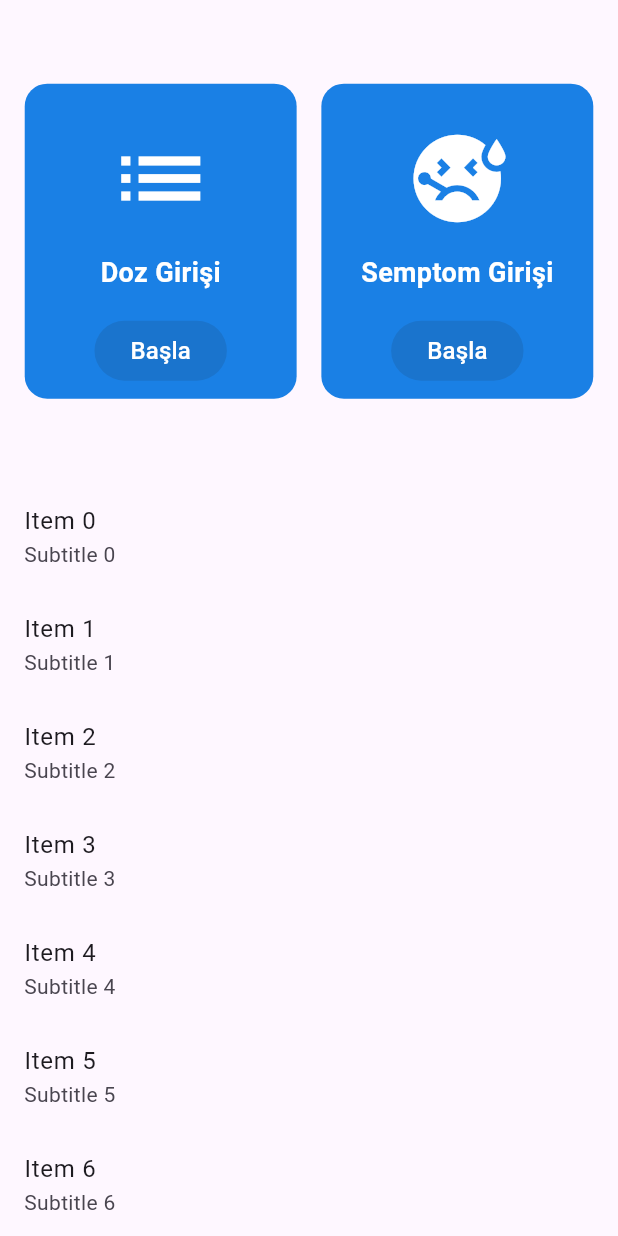
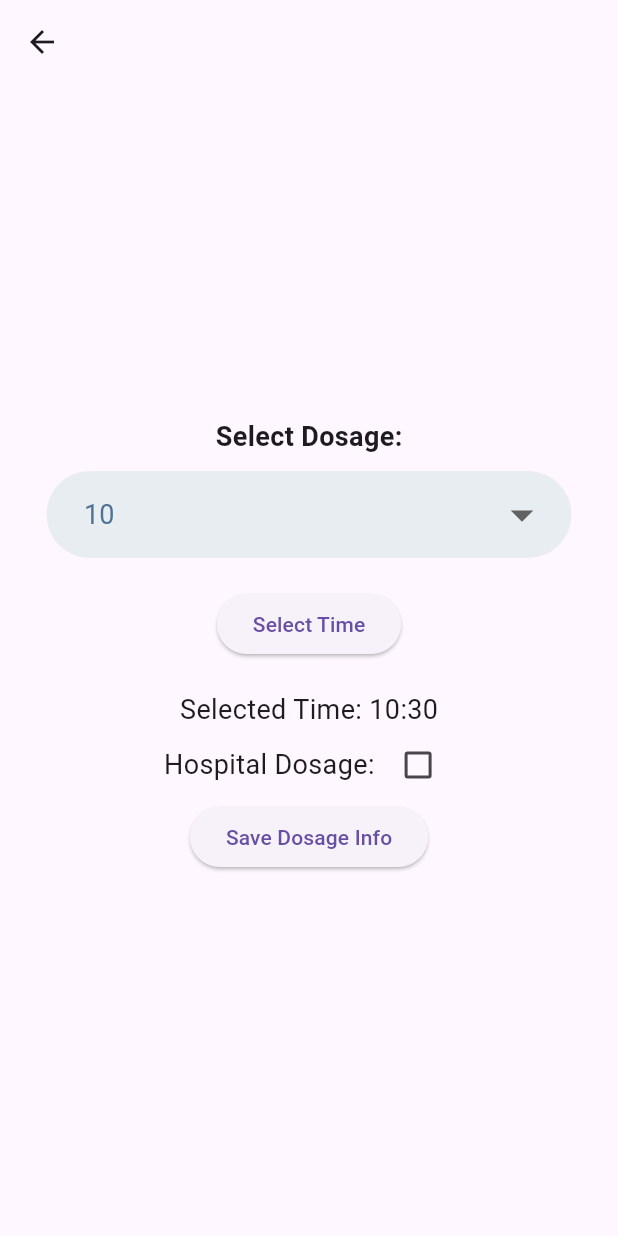
Before and after one commit to KeremTamirci/ImmunotherapyApp, a Flutter app: the DosageAndSymptomPage screen opened directly, after a tap on "Doz Girişi", on a phone screen of 412 x 824 dp. Run offline on Flutter 3.47's test engine with Material 3 defaults, Android fonts, the phone set to English and light mode, and no system bars; our stand-ins replace cloud_firestore, firebase_auth, firebase_core, firebase_messaging, fl_chart, flutter_local_notifications; missing offline and left inert: flutter_material_pickers; accounts and stored records are empty.

Commit message:
Colors complete I guess and Filename change

```diff
--- a/immunotheraphy_app/lib/patient/screens/dosage_and_symptom_page.dart
+++ b/immunotheraphy_app/lib/patient/screens/dosage_and_symptom_page.dart
@@ -1,4 +1,5 @@
 import 'package:flutter/material.dart';
+import 'package:immunotheraphy_app/patient/screens/dose_intake_page.dart';
 import 'package:immunotheraphy_app/utils/color_utils.dart';
 
 class DosageAndSymptomPage extends StatefulWidget {
@@ -30,10 +31,20 @@ class _DosageAndSymptomPageState extends State<DosageAndSymptomPage> {
                   onTap: () {
                     // Add your onTap logic for Box 1 here
                     print('Box 1 tapped');
+                    Navigator.push(
+                        context,
+                        MaterialPageRoute(
+                          builder: (context) => const DoseIntakePage(),
+                        ));
                   },
                   icon: Icons.list,
                   // color: hexStringToColor("34C759"),
-                  color: hexStringToColor("1A80E5"),
+                  // color: hexStringToColor("1A80E5"), 18C872
+                  color: hexStringToColor("3DED97"),
+                  linearGradient: LinearGradient(colors: [
+                    hexStringToColor("3DED97"),
+                    hexStringToColor("18C872")
+                  ], begin: Alignment.topCenter, end: Alignment.bottomCenter),
                 ),
                 InformationBox(
                   title: 'Semptom Girişi',
@@ -43,6 +54,10 @@ class _DosageAndSymptomPageState extends State<DosageAndSymptomPage> {
                   },
                   icon: Icons.sick,
                   color: hexStringToColor("1A80E5"),
+                  linearGradient: LinearGradient(colors: [
+                    hexStringToColor("3FA5FF"),
+                    hexStringToColor("1A80E5")
+                  ], begin: Alignment.topCenter, end: Alignment.bottomCenter),
                   // color: hexStringToColor("D90429"),
                 ),
               ],
@@ -89,6 +104,7 @@ class InformationBox extends StatelessWidget {
   final String title;
   final IconData icon;
   final Color color;
+  final LinearGradient linearGradient;
   final void Function()? onTap;
 
   const InformationBox({
@@ -97,6 +113,7 @@ class InformationBox extends StatelessWidget {
     required this.icon,
     required this.color,
     required this.onTap,
+    required this.linearGradient,
   });
 
   @override
@@ -107,6 +124,7 @@ class InformationBox extends StatelessWidget {
         width: MediaQuery.of(context).size.width * 0.44,
         height: 210,
         decoration: BoxDecoration(
+          gradient: linearGradient,
           color: color,
           borderRadius: BorderRadius.circular(15),
         ),
--- a/immunotheraphy_app/lib/patient/screens/home_page.dart
+++ b/immunotheraphy_app/lib/patient/screens/dose_intake_page.dart
@@ -4,14 +4,14 @@ import 'package:flutter_material_pickers/flutter_material_pickers.dart';
 import 'package:immunotheraphy_app/patient/utils/database_controller.dart';
 import 'package:immunotheraphy_app/utils/color_utils.dart';
 
-class HomePage extends StatefulWidget {
-  const HomePage({Key? key}) : super(key: key);
+class DoseIntakePage extends StatefulWidget {
+  const DoseIntakePage({Key? key}) : super(key: key);
 
   @override
-  State<HomePage> createState() => HomePageState();
+  State<DoseIntakePage> createState() => DoseIntakePageState();
 }
 
-class HomePageState extends State<HomePage> {
+class DoseIntakePageState extends State<DoseIntakePage> {
   int _selectedItem = 10; // Initial value for dropdown
   TimeOfDay _selectedTime = TimeOfDay.now(); // Initial value for time picker
   bool _isHospitalDosage = false; // Initial value for hospital dosage
@@ -113,7 +113,9 @@ class HomePageState extends State<HomePage> {
 
   @override
   Widget build(BuildContext context) {
-    return Center(
+    return Scaffold(
+      appBar: AppBar(),
+      body: Center(
         child: Column(
           mainAxisAlignment: MainAxisAlignment.center,
           children: <Widget>[
@@ -197,6 +199,7 @@ class HomePageState extends State<HomePage> {
             const SizedBox(height: 20),
           ],
         ),
+      ),
     );
   }
 }
```
Also changed, not shown: immunotheraphy_app/lib/patient/screens/form_page.dart (added, +15 -0 lines). Lines whose indentation alone changed are shown as unchanged.
